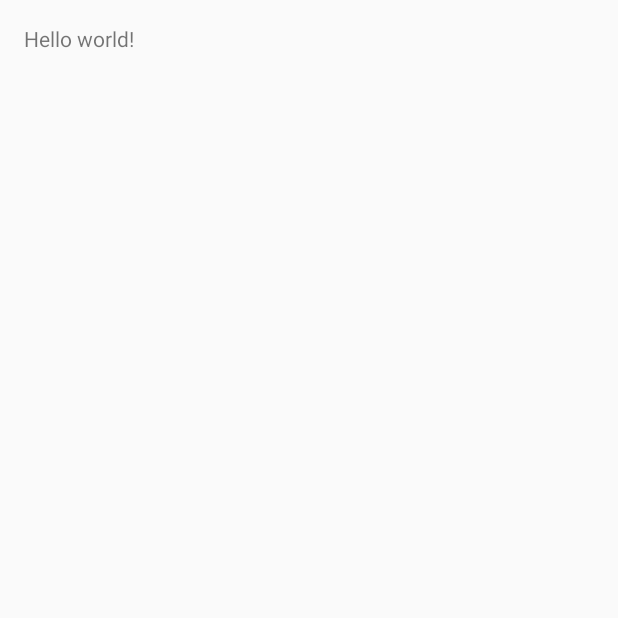
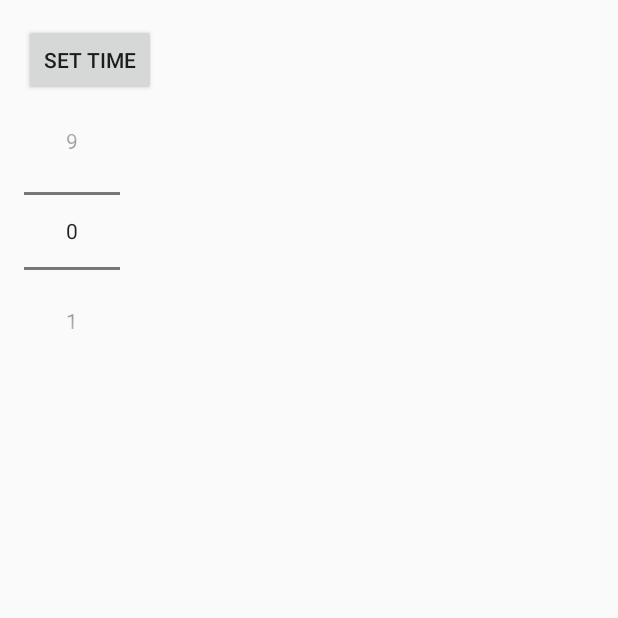
Before and after one commit to rmcconkey/DotaTimer, an Android app: the screen it shows after launch (MainActivity), on a phone screen of 412 x 824 dp, the top half of it. Before the commit the part shown is almost empty. Run offline under Robolectric (Android 15) with nearby library versions, the phone set to English and light mode, and no system bars.

Commit message:
- experimenting with pickers

```diff
--- a/app/src/main/java/com/example/rmcconkey/dotatimer/MainActivity.java
+++ b/app/src/main/java/com/example/rmcconkey/dotatimer/MainActivity.java
@@ -1,16 +1,26 @@
 package com.example.rmcconkey.dotatimer;
 
 import android.app.Activity;
+import android.app.DialogFragment;
 import android.os.Bundle;
 import android.view.Menu;
 import android.view.MenuItem;
+import android.view.View;
+import android.widget.NumberPicker;
+import android.widget.Toast;
 
 public class MainActivity extends Activity {
+
+    private NumberPicker numberPicker;
 
     @Override
     protected void onCreate(Bundle savedInstanceState) {
         super.onCreate(savedInstanceState);
         setContentView(R.layout.activity_main);
+
+        numberPicker = (NumberPicker) findViewById(R.id.numberPicker);
+        numberPicker.setMaxValue(9);
+        numberPicker.setMinValue(0);
     }
 
     @Override
@@ -34,4 +44,8 @@ public class MainActivity extends Activity {
 
         return super.onOptionsItemSelected(item);
     }
+
+    public void setTime(View view) {
+        DialogFragment newFragment = new TimePickerFragment();
+        newFragment.show(getFragmentManager(), "timePicker");    }
 }
--- a/app/src/main/res/layout/activity_main.xml
+++ b/app/src/main/res/layout/activity_main.xml
@@ -1,11 +1,28 @@
 <RelativeLayout xmlns:android="http://schemas.android.com/apk/res/android"
-    xmlns:tools="http://schemas.android.com/tools" android:layout_width="match_parent"
-    android:layout_height="match_parent" android:paddingLeft="@dimen/activity_horizontal_margin"
+    xmlns:tools="http://schemas.android.com/tools"
+    android:layout_width="match_parent"
+    android:layout_height="match_parent"
+    android:paddingBottom="@dimen/activity_vertical_margin"
+    android:paddingLeft="@dimen/activity_horizontal_margin"
     android:paddingRight="@dimen/activity_horizontal_margin"
     android:paddingTop="@dimen/activity_vertical_margin"
-    android:paddingBottom="@dimen/activity_vertical_margin" tools:context=".MainActivity">
+    tools:context=".MainActivity">
 
-    <TextView android:text="@string/hello_world" android:layout_width="wrap_content"
-        android:layout_height="wrap_content" />
+    <Button
+        android:id="@+id/timePickerButton"
+        android:layout_width="wrap_content"
+        android:layout_height="wrap_content"
+        android:layout_alignParentLeft="true"
+        android:layout_alignParentStart="true"
+        android:onClick="setTime"
+        android:text="Set Time" />
+
+    <NumberPicker
+        android:id="@+id/numberPicker"
+        android:layout_width="wrap_content"
+        android:layout_height="wrap_content"
+        android:layout_alignParentLeft="true"
+        android:layout_alignParentStart="true"
+        android:layout_below="@+id/timePickerButton" />
 
 </RelativeLayout>
--- a/app/src/main/res/values/strings.xml
+++ b/app/src/main/res/values/strings.xml
@@ -1,5 +1,5 @@
 <resources>
-    <string name="app_name">DotaTimer</string>
+    <string name="app_name">Dota Timer</string>
 
     <string name="hello_world">Hello world!</string>
     <string name="action_settings">Settings</string>
```
Also changed, not shown: app/src/main/java/com/example/rmcconkey/dotatimer/TimePickerFragment.java (added, +33 -0 lines).
